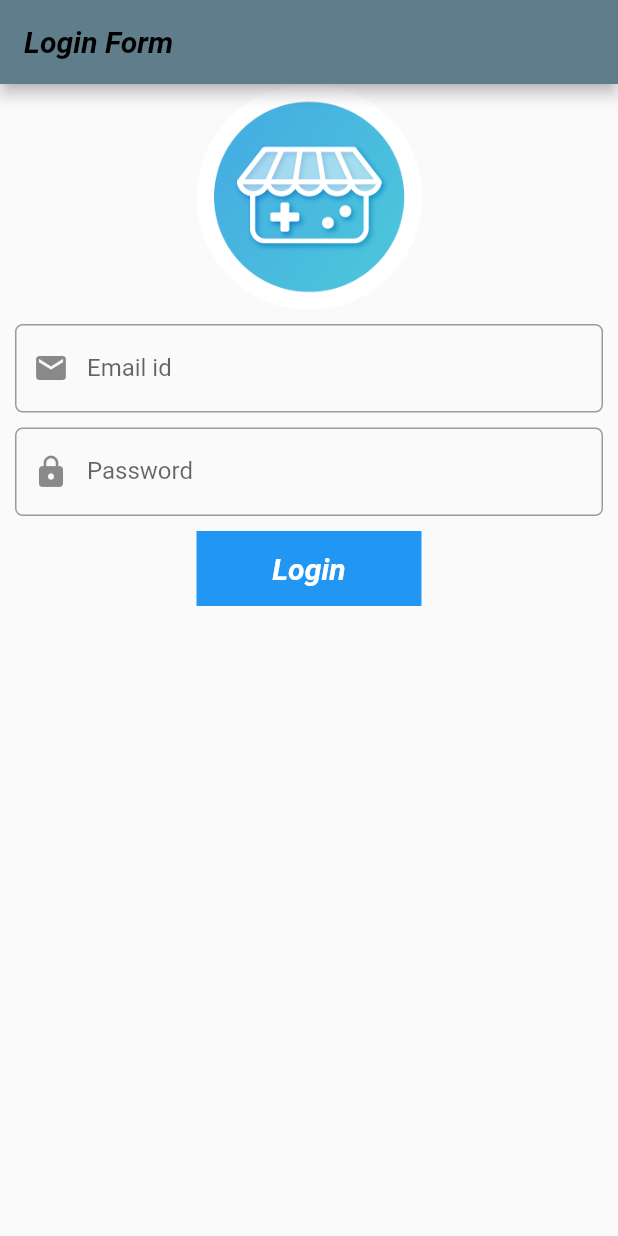
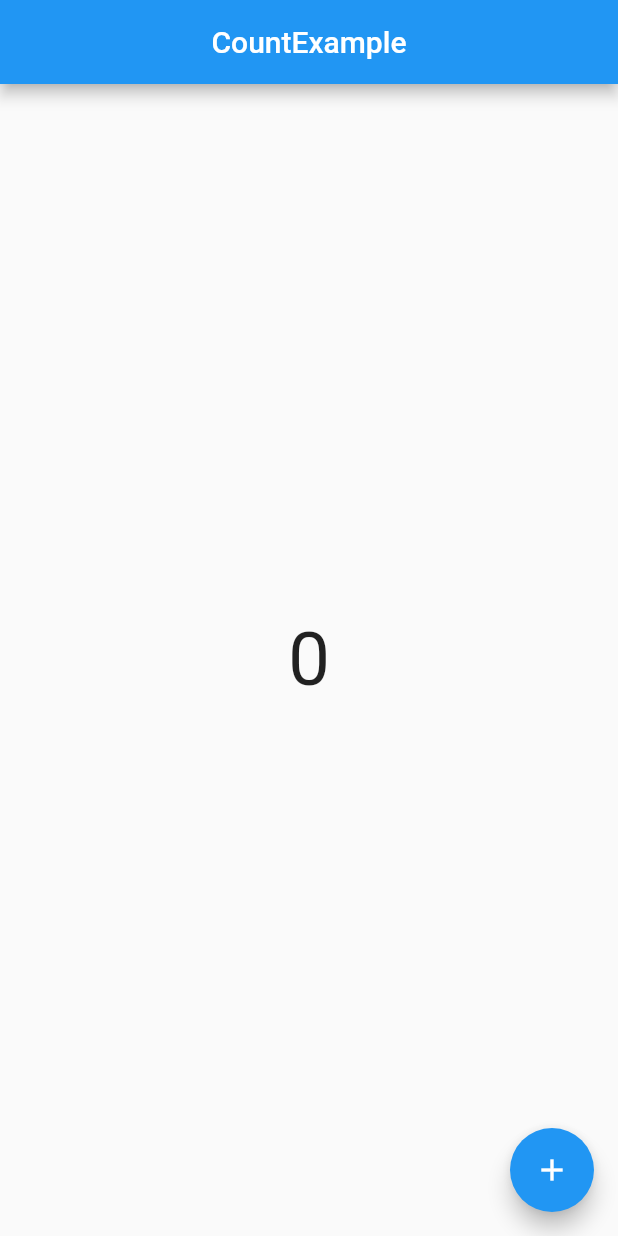
Before and after one commit to kasims07/gec_modasa, a Flutter app: the screen it shows after launch, on a phone screen of 412 x 824 dp. Run offline on Flutter 3.47's test engine with Material 2 defaults, Android fonts, the phone set to English and light mode, and no system bars; our stand-ins replace fluttertoast.

Commit message:
provider

```diff
--- /dev/null
+++ b/lib/count_example.dart
@@ -0,0 +1,42 @@
+import 'package:flutter/material.dart';
+import 'package:gec_modasa/provider/count_provider.dart';
+import 'package:provider/provider.dart';
+
+class CountExample extends StatefulWidget {
+  const CountExample({Key? key}) : super(key: key);
+
+  @override
+  State<CountExample> createState() => _CountExampleState();
+}
+
+class _CountExampleState extends State<CountExample> {
+  @override
+  Widget build(BuildContext context) {
+    final countProvider = Provider.of<CountProvider>(context, listen: false);
+    print('build');
+    return Scaffold(
+      appBar: AppBar(
+        title: Center(
+            child: Text(
+          'CountExample',
+          style: TextStyle(fontSize: 20),
+        )),
+      ),
+      body: Center(child: Consumer<CountProvider>(
+        builder: (context, value, child) {
+          print('only this widget');
+          return Text(
+            value.count.toString(),
+            style: TextStyle(fontSize: 50),
+          );
+        },
+      )),
+      floatingActionButton: FloatingActionButton(
+        onPressed: () {
+          countProvider.setCount();
+        },
+        child: Icon(Icons.add),
+      ),
+    );
+  }
+}
--- a/lib/main.dart
+++ b/lib/main.dart
@@ -1,6 +1,11 @@
 import 'package:flutter/material.dart';
 import 'package:fluttertoast/fluttertoast.dart';
+import 'package:gec_modasa/count_example.dart';
 import 'package:gec_modasa/home.dart';
+import 'package:gec_modasa/home_screen.dart';
+import 'package:gec_modasa/provider/count_provider.dart';
+import 'package:gec_modasa/stesfull_widget.dart';
+import 'package:provider/provider.dart';
 
 void main() {
   runApp(MyApp());
@@ -9,11 +14,12 @@ void main() {
 class MyApp extends StatelessWidget {
   @override
   Widget build(BuildContext context) {
-    // TODO: implement buildr
-    return MaterialApp(
-      debugShowCheckedModeBanner: false,
-      home: LoginDemo(),
-    );
+    return ChangeNotifierProvider(
+        create: (_) => CountProvider(),
+        child: MaterialApp(
+          debugShowCheckedModeBanner: false,
+          home: CountExample(),
+        ));
   }
 }
 
@@ -31,7 +37,7 @@ class LoginState extends State<LoginDemo> {
     // TODO: implement build
     return Scaffold(
       appBar: AppBar(
-          title: Text(
+          title: const Text(
             'Login Form',
             style: TextStyle(
                 color: Colors.black,
@@ -63,7 +69,7 @@ class LoginState extends State<LoginDemo> {
                             borderRadius: BorderRadius.circular(5)),
                         labelText: "Email id",
                         hintText: "Enter Email id",
-                        prefixIcon: Icon(Icons.email),
+                        prefixIcon: const Icon(Icons.email),
                       ),
                       validator: (emailvalue) {
                         if (emailvalue!.isEmpty) {
@@ -89,7 +95,7 @@ class LoginState extends State<LoginDemo> {
                             borderRadius: BorderRadius.circular(5)),
                         labelText: "Password",
                         hintText: "Enter your password",
-                        prefixIcon: Icon(Icons.lock),
+                        prefixIcon: const Icon(Icons.lock),
                       ),
                       validator: (passwordvalue) {
                         if (passwordvalue!.isEmpty) {
@@ -124,7 +130,7 @@ class LoginState extends State<LoginDemo> {
                                 ));
                           } else {}
                         },
-                        child: Text(
+                        child: const Text(
                           'Login',
                           style: TextStyle(
                               color: Colors.white,
--- /dev/null
+++ b/lib/provider/count_provider.dart
@@ -0,0 +1,13 @@
+import 'package:flutter/cupertino.dart';
+import 'package:flutter/foundation.dart';
+import 'package:provider/provider.dart';
+
+class CountProvider with ChangeNotifier {
+  int _count = 0;
+  int get count => _count;
+
+  void setCount() {
+    _count++;
+    notifyListeners();
+  }
+}
--- a/pubspec.yaml
+++ b/pubspec.yaml
@@ -35,6 +35,7 @@ dependencies:
   # Use with the CupertinoIcons class for iOS style icons.
   cupertino_icons: ^1.0.2
   fluttertoast: ^8.0.9
+  provider: ^6.0.2
 
 dev_dependencies:
   flutter_test:
```
Also changed, not shown: lib/home.dart (+92 -5 lines), lib/home_screen.dart (added, +40 -0 lines), lib/stesfull_widget.dart (added, +47 -0 lines), pubspec.lock, 1 other file.
